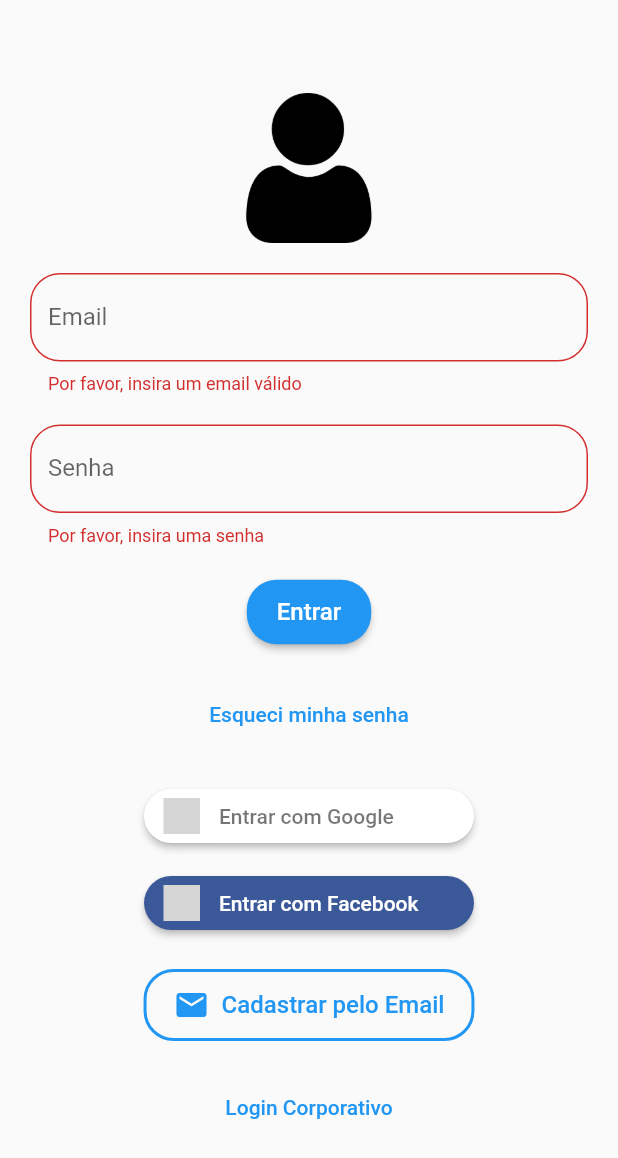
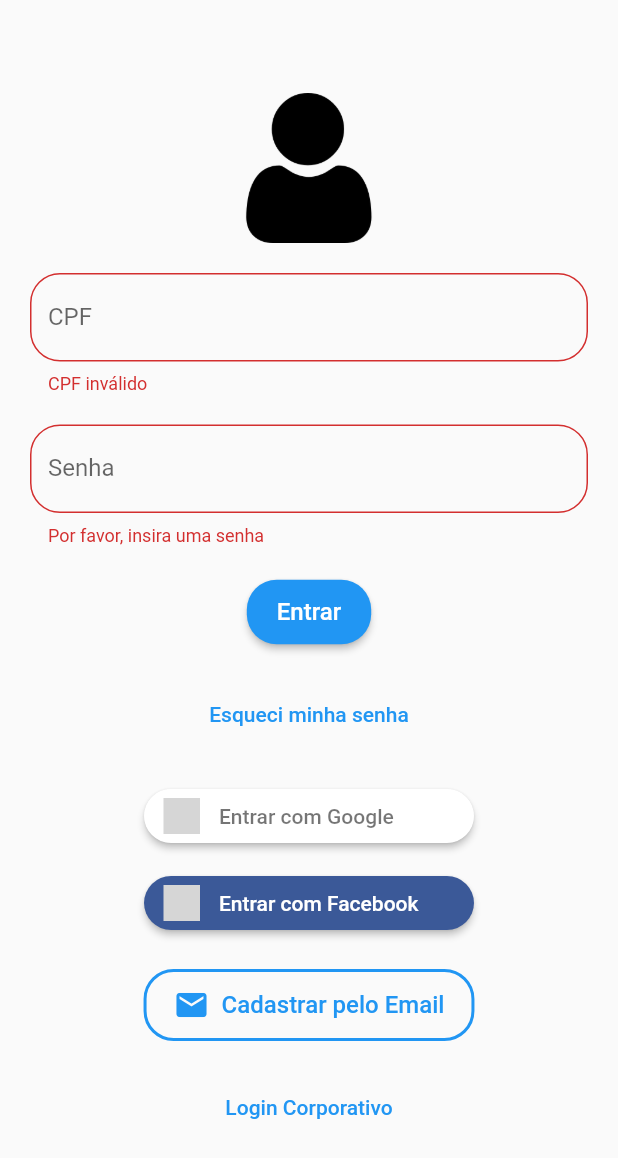
Before and after one commit to FAGE-Project/FAGE-Frontend, a Flutter app: the screen it shows after launch, after a tap on "Entrar", on a phone screen of 412 x 824 dp. Shown: the top 1158 px of the screen. Run offline on Flutter 3.47's test engine with Material 2 defaults, Android fonts, the phone set to English and light mode, and no system bars; our stand-ins replace brasil_fields, flutter_signin_button, mask_text_input_formatter; network calls fail; grey boxes are pictures that could not be loaded.

Commit message:
Mudança login e-mail para cpf e cnpj

```diff
--- a/lib/login.dart
+++ b/lib/login.dart
@@ -1,6 +1,9 @@
 import 'package:fage_telas/InicialSimulado.dart';
 import 'package:flutter/material.dart';
+import 'package:flutter/services.dart';
 import 'package:flutter_signin_button/flutter_signin_button.dart';
+import 'package:mask_text_input_formatter/mask_text_input_formatter.dart';
+import 'package:brasil_fields/brasil_fields.dart';
 
 class Login extends StatefulWidget {
   const Login({Key? key}) : super(key: key);
@@ -12,8 +15,14 @@ class Login extends StatefulWidget {
 class _LoginState extends State<Login> {
   final GlobalKey<FormState> _formKey = GlobalKey<FormState>();
   final PageController _pageController = PageController();
-  final TextEditingController _emailController = TextEditingController();
-  final TextEditingController _passwordController = TextEditingController();
+  final TextEditingController _cpf_cnpjControllerUser = TextEditingController();
+  final TextEditingController _passwordControllerUser = TextEditingController();
+  final TextEditingController _cpf_cnpjControllerCorp = TextEditingController();
+  final TextEditingController _passwordControllerCorp = TextEditingController();
+  var maskCPF = MaskTextInputFormatter(
+      mask: '###.###.###-##', filter: {"#": RegExp(r'[0-9]')});
+  var maskCNPJ = MaskTextInputFormatter(
+      mask: '##.###.###/####-##', filter: {"#": RegExp(r'[0-9]')});
 
   @override
   Widget build(BuildContext context) {
@@ -57,11 +66,19 @@ class _LoginState extends State<Login> {
                           child: Column(
                             children: [
                               TextFormField(
-                                controller: _emailController,
-                                autovalidateMode: AutovalidateMode.onUserInteraction,
-                                validator: validarEmail,
+                                inputFormatters: [maskCPF],
+                                controller: _cpf_cnpjControllerUser,
+                                autovalidateMode:
+                                    AutovalidateMode.onUserInteraction,
+                                validator: (value) {
+                                  if (CPFValidator.isValid(value)) {
+                                    return null;
+                                  } else {
+                                    return 'CPF inválido';
+                                  }
+                                },
                                 decoration: InputDecoration(
-                                  labelText: 'Email',
+                                  labelText: 'CPF',
                                   border: OutlineInputBorder(
                                     borderRadius: BorderRadius.circular(20.0),
                                   ),
@@ -69,8 +86,9 @@ class _LoginState extends State<Login> {
                               ),
                               SizedBox(height: 20),
                               TextFormField(
-                                controller: _passwordController,
-                                autovalidateMode: AutovalidateMode.onUserInteraction,
+                                controller: _passwordControllerUser,
+                                autovalidateMode:
+                                    AutovalidateMode.onUserInteraction,
                                 validator: validarSenha,
                                 obscureText: true,
                                 decoration: InputDecoration(
@@ -86,13 +104,13 @@ class _LoginState extends State<Login> {
                         SizedBox(height: 20),
                         ElevatedButton(
                           onPressed: () {
-                            if(_formKey.currentState!.validate()){
-                              Route rota = MaterialPageRoute(builder: (context) => InicialSimulado());
+                            if (_formKey.currentState!.validate()) {
+                              Route rota = MaterialPageRoute(
+                                  builder: (context) => InicialSimulado());
                               Navigator.push(context, rota);
                               //posteriormente adicionar caminho para tela inicial
                               //implementar um navigator push, dentro deste if para a tela que será criada futuramente.
                             }
-
                           },
                           style: ElevatedButton.styleFrom(
                             shape: RoundedRectangleBorder(
@@ -207,11 +225,18 @@ class _LoginState extends State<Login> {
                     child: Column(
                       children: [
                         TextFormField(
-                          controller: _emailController,
+                          controller: _cpf_cnpjControllerUser,
                           autovalidateMode: AutovalidateMode.onUserInteraction,
-                          validator: validarEmail,
+                          inputFormatters: [maskCPF],
+                          validator: (value) {
+                            if (CPFValidator.isValid(value)) {
+                              return null;
+                            } else {
+                              return 'CPF inválido';
+                            }
+                          },
                           decoration: InputDecoration(
-                            labelText: 'Email',
+                            labelText: 'CPF',
                             border: OutlineInputBorder(
                               borderRadius: BorderRadius.circular(20.0),
                             ),
@@ -219,7 +244,7 @@ class _LoginState extends State<Login> {
                         ),
                         SizedBox(height: 20),
                         TextFormField(
-                          controller: _passwordController,
+                          controller: _passwordControllerUser,
                           autovalidateMode: AutovalidateMode.onUserInteraction,
                           validator: validarSenha,
                           obscureText: true,
@@ -236,8 +261,9 @@ class _LoginState extends State<Login> {
                   SizedBox(height: 20),
                   ElevatedButton(
                     onPressed: () {
-                      if(_formKey.currentState!.validate()){
-                        Route rota = MaterialPageRoute(builder: (context) => InicialSimulado());
+                      if (_formKey.currentState!.validate()) {
+                        Route rota = MaterialPageRoute(
+                            builder: (context) => InicialSimulado());
                         Navigator.push(context, rota);
                         // futuramente implementar a rota para a tela seguinte.
                       }
@@ -336,30 +362,6 @@ class _LoginState extends State<Login> {
       ),
     );
   }
-  bool emailValido = false;
-
-  String? validarEmail(String? value){
-    final emailRegex = r'^[\w-\.]+@([\w-]+\.)+[\w-]{2,4}$';
-    if(value == null || value.isEmpty){
-      return 'Por favor, insira um email válido';
-    }else if(!RegExp(emailRegex).hasMatch(value)) {
-      return 'Por favor insira um email válido';
-    }
-    else{
-      return null; // retorna null se email for válido
-    }
-  }
-
-  String? validarSenha(String? value){
-    final senhaRegex = r'^(?=.*[A-Z])(?=.*[a-z])(?=.*\d)(?=.*[@$!%*&])[A-Za-z\d@$!%*?&]+$';
-    if(value == null || value.isEmpty){
-      return 'Por favor, insira uma senha';
-    }else if(value.length < 8){
-      return 'A senha deve ter no mínimo 8 caracteres';
-    }else{
-      return null; // retorna null se senha for válida
-    }
-  }
 
   Widget _buildCorporateLogin() {
     return Center(
@@ -386,11 +388,21 @@ class _LoginState extends State<Login> {
                           child: Column(
                             children: [
                               TextFormField(
-                                controller: _emailController,
-                                autovalidateMode: AutovalidateMode.onUserInteraction,
-                                validator: validarEmail,
+                                controller: _cpf_cnpjControllerCorp,
+                                inputFormatters: [maskCNPJ],
+                                autovalidateMode:
+                                    AutovalidateMode.onUserInteraction,
+                                validator: (value) {
+                                  if (CPFValidator.isValid(value)) {
+                                    return null;
+                                  } else if (CNPJValidator.isValid(value)) {
+                                    return null;
+                                  } else {
+                                    return 'CPF ou CNPJ inválido';
+                                  }
+                                },
                                 decoration: InputDecoration(
-                                  labelText: 'Email corporativo',
+                                  labelText: 'CPF/CNPJ',
                                   border: OutlineInputBorder(
                                     borderRadius: BorderRadius.circular(20.0),
                                   ),
@@ -398,8 +410,9 @@ class _LoginState extends State<Login> {
                               ),
                               SizedBox(height: 20),
                               TextFormField(
-                                controller: _passwordController,
-                                autovalidateMode: AutovalidateMode.onUserInteraction,
+                                controller: _passwordControllerCorp,
+                                autovalidateMode:
+                                    AutovalidateMode.onUserInteraction,
                                 validator: validarSenha,
                                 obscureText: true,
                                 decoration: InputDecoration(
@@ -415,8 +428,9 @@ class _LoginState extends State<Login> {
                         SizedBox(height: 20),
                         ElevatedButton(
                           onPressed: () {
-                              if(_formKey.currentState!.validate()){
-                                Route rota = MaterialPageRoute(builder: (context) => InicialSimulado());
+                            if (_formKey.currentState!.validate()) {
+                              Route rota = MaterialPageRoute(
+                                  builder: (context) => InicialSimulado());
                               Navigator.push(context, rota);
                             }
                           },
@@ -532,11 +546,20 @@ class _LoginState extends State<Login> {
                     child: Column(
                       children: [
                         TextFormField(
-                          controller: _emailController,
+                          controller: _cpf_cnpjControllerCorp,
+                          inputFormatters: [maskCNPJ],
                           autovalidateMode: AutovalidateMode.onUserInteraction,
-                          validator: validarEmail,
+                          validator: (value) {
+                            if (CPFValidator.isValid(value)) {
+                              return null;
+                            } else if (CNPJValidator.isValid(value)) {
+                              return null;
+                            } else {
+                              return 'CPF ou CNPJ inválido';
+                            }
+                          },
                           decoration: InputDecoration(
-                            labelText: 'Email corporativo',
+                            labelText: 'CPF/CNPJ',
                             border: OutlineInputBorder(
                               borderRadius: BorderRadius.circular(20.0),
                             ),
@@ -544,7 +567,7 @@ class _LoginState extends State<Login> {
                         ),
                         SizedBox(height: 20),
                         TextFormField(
-                          controller: _passwordController,
+                          controller: _passwordControllerCorp,
                           autovalidateMode: AutovalidateMode.onUserInteraction,
                           validator: validarSenha,
                           obscureText: true,
@@ -561,8 +584,9 @@ class _LoginState extends State<Login> {
                   SizedBox(height: 20),
                   ElevatedButton(
                     onPressed: () {
-                      if(_formKey.currentState!.validate()){
-                        Route rota = MaterialPageRoute(builder: (context) => InicialSimulado());
+                      if (_formKey.currentState!.validate()) {
+                        Route rota = MaterialPageRoute(
+                            builder: (context) => InicialSimulado());
                         Navigator.push(context, rota);
                         //posteriormente implementar rota para a tela inicial do corporativo
                       }
@@ -661,4 +685,16 @@ class _LoginState extends State<Login> {
       ),
     );
   }
+
+  String? validarSenha(String? value) {
+    final senhaRegex =
+        r'^(?=.*[A-Z])(?=.*[a-z])(?=.*\d)(?=.*[@$!%*&])[A-Za-z\d@$!%*?&]+$';
+    if (value == null || value.isEmpty) {
+      return 'Por favor, insira uma senha';
+    } else if (value.length < 8) {
+      return 'A senha deve ter no mínimo 8 caracteres';
+    } else {
+      return null; // retorna null se senha for válida
     }
+  }
+}
--- a/pubspec.yaml
+++ b/pubspec.yaml
@@ -36,6 +36,9 @@ dependencies:
   # Use with the CupertinoIcons class for iOS style icons.
   cupertino_icons: ^1.0.2
   flutter_signin_button:
+  mask_text_input_formatter:
+  brasil_fields:
+
 
 dev_dependencies:
   flutter_test:
```
Also changed, not shown: pubspec.lock. Lines whose indentation alone changed are shown as unchanged.
